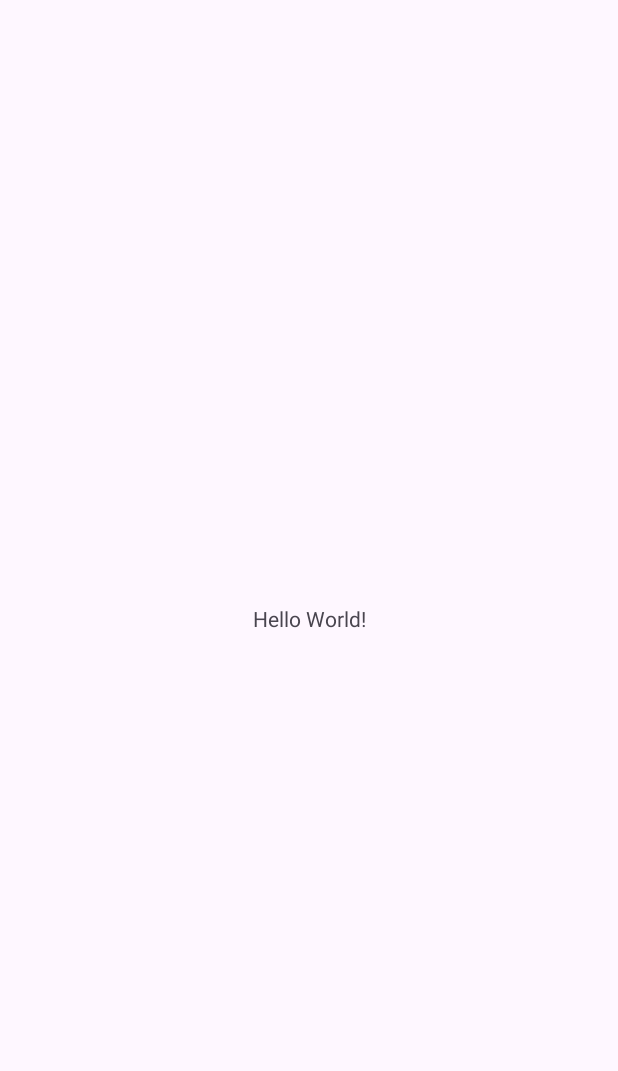
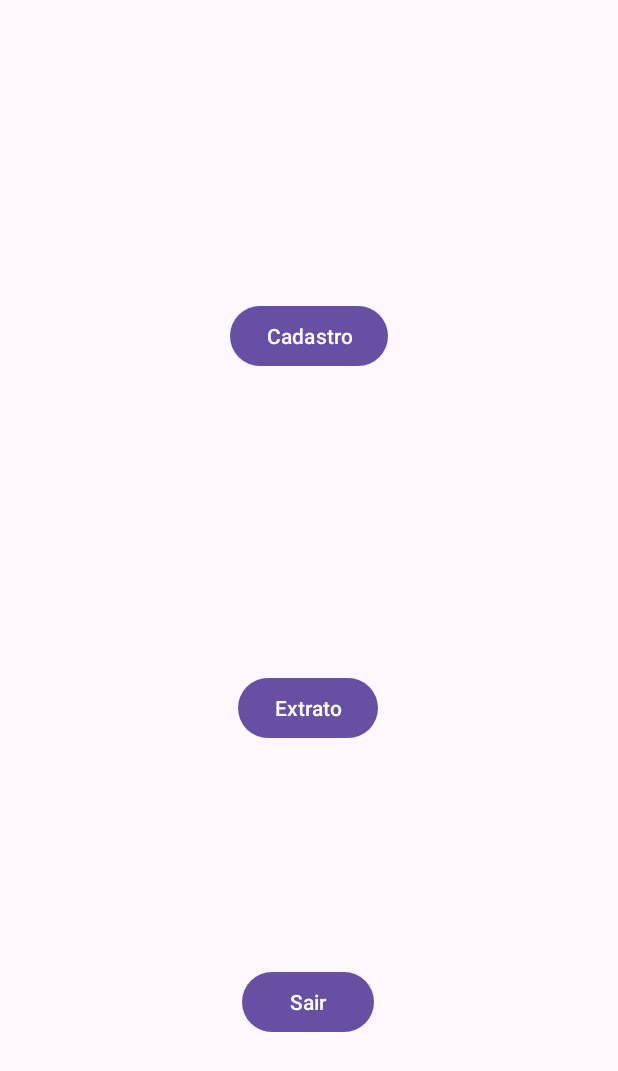
Before and after one commit to GabrielAntonioVeiga/App-02---Wallet, an Android app: the screen it shows after launch (MainActivity), on a phone screen of 412 x 824 dp. Before the commit the part shown is almost empty. Shown: the top 1071 px of the screen. Run offline under Robolectric (Android 15) with nearby library versions, the phone set to English and light mode, and no system bars.

```diff
--- /dev/null
+++ b/app/src/main/java/ufpr/veiga/wallet/ui/MainActivity.kt
@@ -0,0 +1,35 @@
+package ufpr.veiga.wallet.ui
+
+import android.os.Bundle
+import android.view.View
+import androidx.activity.enableEdgeToEdge
+import androidx.appcompat.app.AppCompatActivity
+import androidx.core.view.ViewCompat
+import androidx.core.view.WindowInsetsCompat
+import ufpr.veiga.wallet.R
+
+class MainActivity : AppCompatActivity() {
+    override fun onCreate(savedInstanceState: Bundle?) {
+        super.onCreate(savedInstanceState)
+        enableEdgeToEdge()
+        setContentView(R.layout.activity_main)
+        ViewCompat.setOnApplyWindowInsetsListener(findViewById(R.id.main)) { v, insets ->
+            val systemBars = insets.getInsets(WindowInsetsCompat.Type.systemBars())
+            v.setPadding(systemBars.left, systemBars.top, systemBars.right, systemBars.bottom)
+            insets
+        }
+    }
+
+    fun cadastro(view: View) {
+
+    }
+
+    fun extrato(view: View) {
+
+    }
+
+
+    fun sair(view: View) {
+        finishAffinity();
+    }
+}
--- a/app/src/main/res/layout/activity_main.xml
+++ b/app/src/main/res/layout/activity_main.xml
@@ -5,15 +5,38 @@
     android:id="@+id/main"
     android:layout_width="match_parent"
     android:layout_height="match_parent"
-    tools:context=".MainActivity">
+    tools:context=".ui.MainActivity">
 
-    <TextView
+    <Button
+        android:id="@+id/button"
         android:layout_width="wrap_content"
         android:layout_height="wrap_content"
-        android:text="Hello World!"
+        android:layout_marginBottom="132dp"
+        android:text="@string/sair"
         app:layout_constraintBottom_toBottomOf="parent"
         app:layout_constraintEnd_toEndOf="parent"
+        app:layout_constraintHorizontal_bias="0.498"
+        app:layout_constraintStart_toStartOf="parent" />
+
+    <Button
+        android:id="@+id/button2"
+        android:layout_width="wrap_content"
+        android:layout_height="wrap_content"
+        android:layout_marginBottom="148dp"
+        android:text="@string/extrato"
+        app:layout_constraintBottom_toTopOf="@+id/button"
+        app:layout_constraintEnd_toEndOf="parent"
+        app:layout_constraintHorizontal_bias="0.498"
+        app:layout_constraintStart_toStartOf="parent" />
+
+    <Button
+        android:id="@+id/button3"
+        android:layout_width="wrap_content"
+        android:layout_height="wrap_content"
+        android:text="@string/cadastro"
+        app:layout_constraintBottom_toTopOf="@+id/button2"
+        app:layout_constraintEnd_toEndOf="parent"
+        app:layout_constraintHorizontal_bias="0.5"
         app:layout_constraintStart_toStartOf="parent"
         app:layout_constraintTop_toTopOf="parent" />
-
 </androidx.constraintlayout.widget.ConstraintLayout>
--- a/app/src/main/res/values/strings.xml
+++ b/app/src/main/res/values/strings.xml
@@ -1,3 +1,6 @@
 <resources>
     <string name="app_name">Wallet</string>
+    <string name="cadastro">Cadastro</string>
+    <string name="extrato">Extrato</string>
+    <string name="sair">Sair</string>
 </resources>
```
Also changed, not shown: app/src/main/AndroidManifest.xml (+7 -1 lines), app/src/main/java/ufpr/veiga/wallet/database/DBHelper.kt (added, +25 -0 lines), app/src/main/java/ufpr/veiga/wallet/model/EnClassificacaoOperacao.kt (added, +7 -0 lines), app/src/main/java/ufpr/veiga/wallet/model/Transacao.kt (added, +9 -0 lines), app/src/main/java/ufpr/veiga/wallet/ui/CadastroActivity.kt (renamed from app/src/main/java/ufpr/veiga/wallet/MainActivity.kt, +17 -3 lines), app/src/main/java/ufpr/veiga/wallet/ui/ExtratoActivity.kt (added, +21 -0 lines), app/src/main/res/layout/activity_cadastro.xml (added, +45 -0 lines), app/src/main/res/layout/activity_extrato.xml (added, +10 -0 lines).
